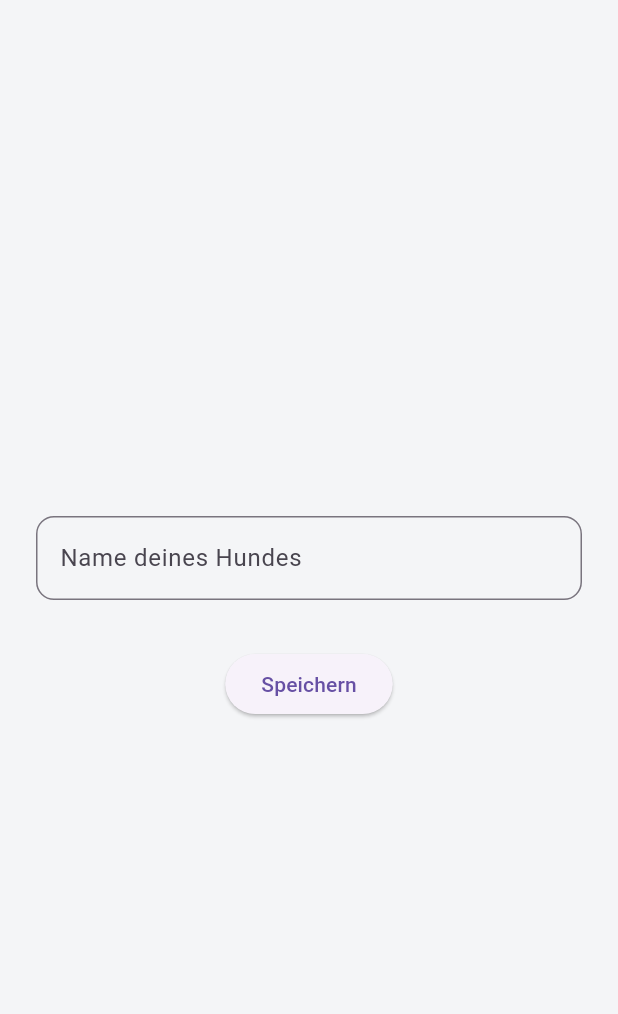
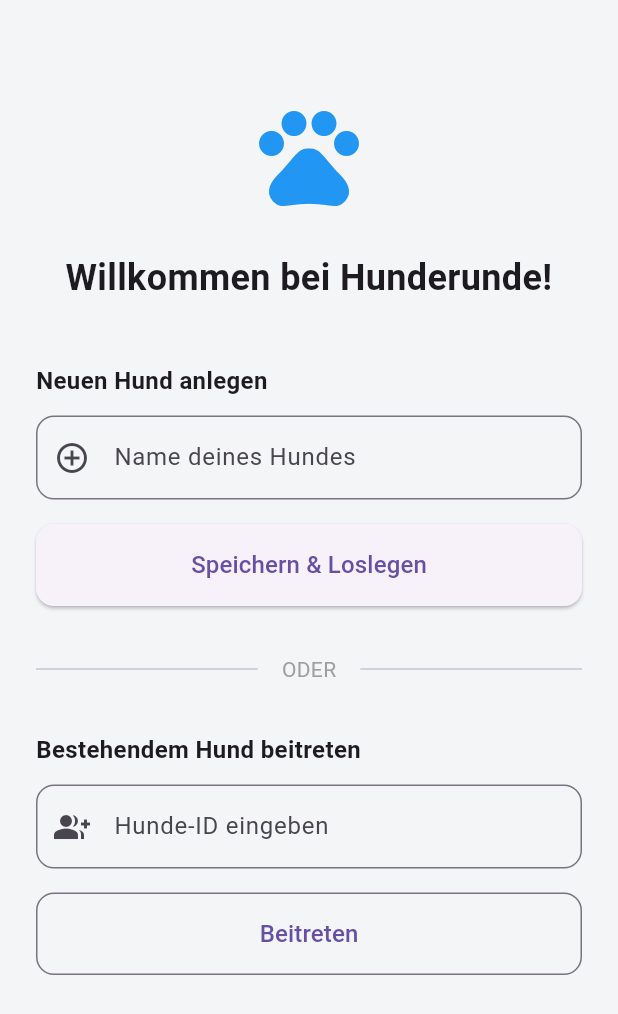
Before and after one commit to david-lenz-fh/HundeRunde, a Flutter app: the DogCheckInScreen screen opened directly, on a phone screen of 412 x 824 dp. Shown: the top 1014 px of the screen. Run offline on Flutter 3.47's test engine with Material 3 defaults, Android fonts, the phone set to English and light mode, and no system bars; our stand-ins replace app_links, flutter_map, flutter_secure_storage, geolocator, latlong2, pocketbase and 2 more; missing offline and left inert: flutter_foreground_task, google_polyline_algorithm; accounts and stored records are empty; network calls fail.

Commit message:
check in screen erweitert damit man auch einen anderen hund joinen kann

```diff
--- a/lib/screens/check_in_screen.dart
+++ b/lib/screens/check_in_screen.dart
@@ -1,7 +1,6 @@
 import 'package:flutter/material.dart';
 import 'package:provider/provider.dart';
 import 'package:starter_flutter/controllers/dogwalk_controller.dart';
-// Importiere hier deinen DogController / DogService und den MainScreen
 
 class DogCheckInScreen extends StatefulWidget {
   const DogCheckInScreen({super.key});
@@ -12,11 +11,16 @@ class DogCheckInScreen extends StatefulWidget {
 
 class _DogCheckInScreenState extends State<DogCheckInScreen> {
   final _nameController = TextEditingController();
+  final _idController = TextEditingController(); // Neuer Controller für die ID
+
   bool _isLoading = false;
-  String? _errorMessage;
+  String? _nameErrorMessage;
+  String? _idErrorMessage; // Eigener Fehler-Text für das ID-Feld
+
   @override
   void dispose() {
     _nameController.dispose();
+    _idController.dispose();
     super.dispose();
   }
 
@@ -24,13 +28,14 @@ class _DogCheckInScreenState extends State<DogCheckInScreen> {
     final dogName = _nameController.text.trim();
 
     if (dogName.isEmpty) {
-      setState(() => _errorMessage = 'Bitte gib einen Namen ein.');
+      setState(() => _nameErrorMessage = 'Bitte gib einen Namen ein.');
       return;
     }
 
     setState(() {
       _isLoading = true;
-      _errorMessage = null;
+      _nameErrorMessage = null;
+      _idErrorMessage = null;
     });
 
     try {
@@ -46,35 +51,128 @@ class _DogCheckInScreenState extends State<DogCheckInScreen> {
     }
   }
 
+  Future<void> _joinDog() async {
+    final dogId = _idController.text.trim();
+
+    if (dogId.isEmpty) {
+      setState(() => _idErrorMessage = 'Bitte gib eine Hunde-ID ein.');
+      return;
+    }
+
+    setState(() {
+      _isLoading = true;
+      _idErrorMessage = null;
+      _nameErrorMessage = null;
+    });
+
+    try {
+      final dogController = context.read<DogWalkController>();
+      final joined = await dogController.joinDog(dogId);
+      if(!joined){
+        if (mounted) {
+        ScaffoldMessenger.of(context).showSnackBar(
+          SnackBar(content: Text('Hund nicht gefunden')),
+        );
+        setState(() => _isLoading = false);
+      }
+      }
+    } catch (e) {
+      if (mounted) {
+        ScaffoldMessenger.of(context).showSnackBar(
+          SnackBar(content: Text('Fehler: $e')),
+        );
+        setState(() => _isLoading = false);
+      }
+    }
+  }
+
   @override
   Widget build(BuildContext context) {
     return Scaffold(
       body: SafeArea(
-        child: Padding(
+        child: SingleChildScrollView( // Verhindert Tastatur-Überlappung
           padding: const EdgeInsets.all(24.0),
           child: Column(
             mainAxisAlignment: MainAxisAlignment.center,
+            crossAxisAlignment: CrossAxisAlignment.stretch,
             children: [
-              // ... Deine UI (Icon, Text) ...
+              const SizedBox(height: 40),
+              const Icon(Icons.pets, size: 80, color: Colors.blue),
+              const SizedBox(height: 24),
+              const Text(
+                'Willkommen bei Hunderunde!',
+                style: TextStyle(fontSize: 24, fontWeight: FontWeight.bold),
+                textAlign: TextAlign.center,
+              ),
+              const SizedBox(height: 40),
 
-              // Simples TextField statt TextFormField
+              const Text(
+                'Neuen Hund anlegen',
+                style: TextStyle(fontSize: 16, fontWeight: FontWeight.bold),
+              ),
+              const SizedBox(height: 12),
               TextField(
                 controller: _nameController,
+                enabled: !_isLoading,
                 decoration: InputDecoration(
                   labelText: 'Name deines Hundes',
-                  errorText: _errorMessage, // Zeigt den Fehler in Rot an, wenn nicht null
+                  errorText: _nameErrorMessage,
+                  prefixIcon: const Icon(Icons.add_circle_outline),
                   border: OutlineInputBorder(borderRadius: BorderRadius.circular(12)),
                 ),
+              ),
+              const SizedBox(height: 16),
+              ElevatedButton(
+                onPressed: _isLoading ? null : _saveDog,
+                style: ElevatedButton.styleFrom(
+                  padding: const EdgeInsets.symmetric(vertical: 16),
+                  shape: RoundedRectangleBorder(borderRadius: BorderRadius.circular(12)),
+                ),
+                child: _isLoading
+                    ? const SizedBox(height: 20, width: 20, child: CircularProgressIndicator(strokeWidth: 2))
+                    : const Text('Speichern & Loslegen', style: TextStyle(fontSize: 16)),
               ),
 
               const SizedBox(height: 32),
 
-              ElevatedButton(
-                onPressed: _isLoading ? null : _saveDog,
-                child: _isLoading
-                    ? const CircularProgressIndicator()
-                    : const Text('Speichern'),
+              // --- TRENNER ---
+              const Row(
+                children: [
+                  Expanded(child: Divider()),
+                  Padding(
+                    padding: EdgeInsets.symmetric(horizontal: 16.0),
+                    child: Text('ODER', style: TextStyle(color: Colors.grey)),
+                  ),
+                  Expanded(child: Divider()),
+                ],
               ),
+
+              const SizedBox(height: 32),
+              const Text(
+                'Bestehendem Hund beitreten',
+                style: TextStyle(fontSize: 16, fontWeight: FontWeight.bold),
+              ),
+              const SizedBox(height: 12),
+              TextField(
+                controller: _idController,
+                enabled: !_isLoading,
+                decoration: InputDecoration(
+                  labelText: 'Hunde-ID eingeben',
+                  errorText: _idErrorMessage,
+                  prefixIcon: const Icon(Icons.group_add),
+                  border: OutlineInputBorder(borderRadius: BorderRadius.circular(12)),
+                ),
+              ),
+              const SizedBox(height: 16),
+              OutlinedButton(
+                onPressed: _isLoading ? null : _joinDog,
+                style: OutlinedButton.styleFrom(
+                  padding: const EdgeInsets.symmetric(vertical: 16),
+                  shape: RoundedRectangleBorder(borderRadius: BorderRadius.circular(12)),
+                ),
+                child: const Text('Beitreten', style: TextStyle(fontSize: 16)),
+              ),
+              const SizedBox(height: 40),
             ],
           ),
         ),
```
Also changed, not shown: lib/controllers/dogwalk_controller.dart (+7 -0 lines), lib/services/dogwalk_service.dart (+10 -1 lines), lib/services/pocketbase_service.dart (+9 -0 lines).
